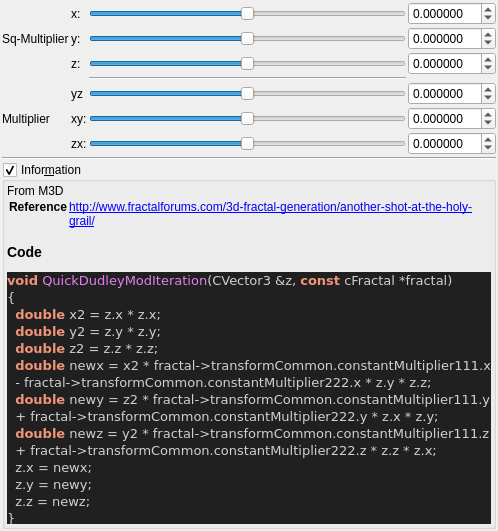
Before: the Qt Designer form mandelbulber2/qt_data/fractal_quick_dudley_mod.ui in buddhi1980/mandelbulber2, drawn with Qt 5.
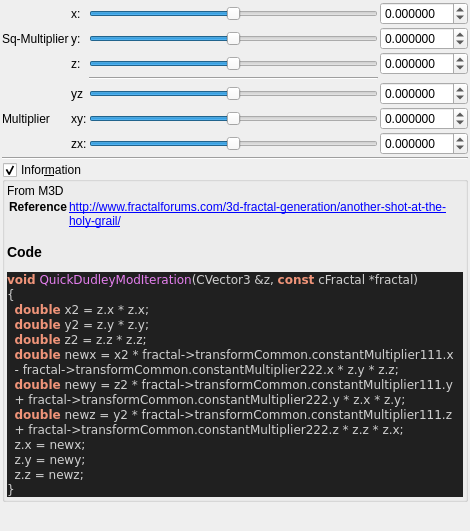
After: the same form once the commit is applied. Custom widgets are drawn as their Qt base class.

Diff of the .ui file:
```diff
--- a/mandelbulber2/qt_data/fractal_quick_dudley_mod.ui
+++ b/mandelbulber2/qt_data/fractal_quick_dudley_mod.ui
@@ -447,7 +447,7 @@
 &lt;title&gt;Source file&lt;/title&gt;
 &lt;/head&gt;
 &lt;body style=&quot;background-color:#202020&quot;&gt;
-&lt;pre style=&quot;color:#d0d0d0; background-color:#202020; font-size:10pt; font-family:'Courier New';&quot;&gt;&lt;span style=&quot;color:#f09479; font-weight:bold&quot;&gt;void&lt;/span&gt; &lt;span style=&quot;color:#e47eed&quot;&gt;QuickDudleyModIteration&lt;/span&gt;&lt;span style=&quot;color:#d0d0d0&quot;&gt;(&lt;/span&gt;CVector3 &lt;span style=&quot;color:#d0d0d0&quot;&gt;&amp;amp;&lt;/span&gt;z&lt;span style=&quot;color:#d0d0d0&quot;&gt;,&lt;/span&gt; &lt;span style=&quot;color:#f09479; font-weight:bold&quot;&gt;const&lt;/span&gt; cFractal &lt;span style=&quot;color:#d0d0d0&quot;&gt;*&lt;/span&gt;fractal&lt;span style=&quot;color:#d0d0d0&quot;&gt;)&lt;/span&gt;
+&lt;pre style=&quot;color:#d0d0d0; background-color:#202020;  font-family:'Courier New';&quot;&gt;&lt;span style=&quot;color:#f09479; font-weight:bold&quot;&gt;void&lt;/span&gt; &lt;span style=&quot;color:#e47eed&quot;&gt;QuickDudleyModIteration&lt;/span&gt;&lt;span style=&quot;color:#d0d0d0&quot;&gt;(&lt;/span&gt;CVector3 &lt;span style=&quot;color:#d0d0d0&quot;&gt;&amp;amp;&lt;/span&gt;z&lt;span style=&quot;color:#d0d0d0&quot;&gt;,&lt;/span&gt; &lt;span style=&quot;color:#f09479; font-weight:bold&quot;&gt;const&lt;/span&gt; cFractal &lt;span style=&quot;color:#d0d0d0&quot;&gt;*&lt;/span&gt;fractal&lt;span style=&quot;color:#d0d0d0&quot;&gt;)&lt;/span&gt;
 &lt;span style=&quot;color:#d0d0d0&quot;&gt;{&lt;/span&gt;
   &lt;span style=&quot;color:#f09479; font-weight:bold&quot;&gt;double&lt;/span&gt; x2 &lt;span style=&quot;color:#d0d0d0&quot;&gt;=&lt;/span&gt; z&lt;span style=&quot;color:#d0d0d0&quot;&gt;.&lt;/span&gt;x &lt;span style=&quot;color:#d0d0d0&quot;&gt;*&lt;/span&gt; z&lt;span style=&quot;color:#d0d0d0&quot;&gt;.&lt;/span&gt;x&lt;span style=&quot;color:#d0d0d0&quot;&gt;;&lt;/span&gt;
   &lt;span style=&quot;color:#f09479; font-weight:bold&quot;&gt;double&lt;/span&gt; y2 &lt;span style=&quot;color:#d0d0d0&quot;&gt;=&lt;/span&gt; z&lt;span style=&quot;color:#d0d0d0&quot;&gt;.&lt;/span&gt;y &lt;span style=&quot;color:#d0d0d0&quot;&gt;*&lt;/span&gt; z&lt;span style=&quot;color:#d0d0d0&quot;&gt;.&lt;/span&gt;y&lt;span style=&quot;color:#d0d0d0&quot;&gt;;&lt;/span&gt;
```
